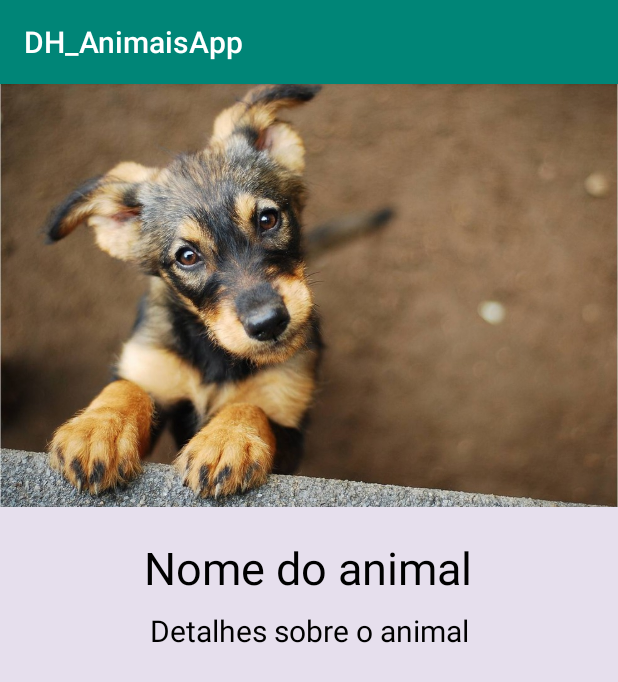
After one commit to cecisousa/DH_AnimaisApp, an Android app: the DetalheAnimalActivity screen opened directly, with no data from a screen before it, on a phone screen of 412 x 824 dp. The commit adds this screen. Shown: the top 682 px of the screen. Run offline under Robolectric (Android 15) with nearby library versions, the phone set to English and light mode, and no system bars.

Commit message:
cria páginas individuais para cada animal da lista

```diff
--- a/app/src/main/AndroidManifest.xml
+++ b/app/src/main/AndroidManifest.xml
@@ -9,7 +9,8 @@
         android:roundIcon="@mipmap/ic_launcher_round"
         android:supportsRtl="true"
         android:theme="@style/AppTheme">
-        <activity android:name=".MainActivity">
+        <activity android:name=".view.DetalheAnimalActivity"></activity>
+        <activity android:name=".view.MainActivity">
             <intent-filter>
                 <action android:name="android.intent.action.MAIN" />
 
--- /dev/null
+++ b/app/src/main/java/br/com/digitalhouse/dh_animaisapp/view/DetalheAnimalActivity.java
@@ -0,0 +1,43 @@
+package br.com.digitalhouse.dh_animaisapp.view;
+
+import android.graphics.drawable.Drawable;
+import android.support.v7.app.AppCompatActivity;
+import android.os.Bundle;
+import android.widget.ImageView;
+import android.widget.TextView;
+
+import br.com.digitalhouse.dh_animaisapp.R;
+import br.com.digitalhouse.dh_animaisapp.model.Animais;
+
+import static br.com.digitalhouse.dh_animaisapp.view.MainActivity.ANIMAL_KEY;
+
+public class DetalheAnimalActivity extends AppCompatActivity {
+    private ImageView imagemAnimal;
+    private TextView tipoAnimal;
+    private TextView sobreAnimal;
+
+    @Override
+    protected void onCreate(Bundle savedInstanceState) {
+        super.onCreate(savedInstanceState);
+        setContentView(R.layout.activity_detalhe_animal);
+
+        initViews();
+
+        if (getIntent() != null && getIntent().getExtras() != null){
+            Animais animal = getIntent().getExtras().getParcelable(ANIMAL_KEY);
+
+            Drawable drawable = getResources().getDrawable(animal.getImagem());
+            imagemAnimal.setImageDrawable((drawable));
+            tipoAnimal.setText(animal.getNome());
+            sobreAnimal.setText("Este animal é um " + animal.getNome());
+        }
+
+
+    }
+
+    public void initViews(){
+        imagemAnimal = findViewById(R.id.imagemAnimal);
+        tipoAnimal = findViewById(R.id.tipoAnimal);
+        sobreAnimal = findViewById(R.id.sobreAnimal);
+    }
+}
--- /dev/null
+++ b/app/src/main/res/layout/activity_detalhe_animal.xml
@@ -0,0 +1,58 @@
+<?xml version="1.0" encoding="utf-8"?>
+<android.support.constraint.ConstraintLayout xmlns:android="http://schemas.android.com/apk/res/android"
+    xmlns:app="http://schemas.android.com/apk/res-auto"
+    xmlns:tools="http://schemas.android.com/tools"
+    android:layout_width="match_parent"
+    android:layout_height="match_parent"
+    android:background="@color/colorBG"
+    tools:context=".view.DetalheAnimalActivity">
+
+    <ImageView
+        android:id="@+id/imagemAnimal"
+        android:layout_width="match_parent"
+        android:layout_height="282dp"
+        android:layout_marginBottom="432dp"
+        android:scaleType="centerCrop"
+        app:layout_constraintBottom_toBottomOf="parent"
+        app:layout_constraintEnd_toEndOf="parent"
+        app:layout_constraintHorizontal_bias="0.0"
+        app:layout_constraintStart_toStartOf="parent"
+        app:layout_constraintTop_toTopOf="parent"
+        app:layout_constraintVertical_bias="0.0"
+        app:srcCompat="@drawable/cachorro" />
+
+    <TextView
+        android:id="@+id/tipoAnimal"
+        android:layout_width="wrap_content"
+        android:layout_height="wrap_content"
+        android:layout_marginStart="8dp"
+        android:layout_marginLeft="8dp"
+        android:layout_marginTop="20dp"
+        android:layout_marginEnd="8dp"
+        android:layout_marginRight="8dp"
+        android:text="Nome do animal"
+        android:textSize="30sp"
+        android:textColor="@color/colorBlack"
+        android:textAlignment="center"
+        app:layout_constraintEnd_toEndOf="parent"
+        app:layout_constraintHorizontal_bias="0.498"
+        app:layout_constraintStart_toStartOf="parent"
+        app:layout_constraintTop_toBottomOf="@+id/imagemAnimal" />
+
+    <TextView
+        android:id="@+id/sobreAnimal"
+        android:layout_width="wrap_content"
+        android:layout_height="wrap_content"
+        android:layout_marginStart="8dp"
+        android:layout_marginLeft="8dp"
+        android:layout_marginTop="8dp"
+        android:layout_marginEnd="8dp"
+        android:layout_marginRight="8dp"
+        android:textSize="20sp"
+        android:textColor="@color/colorBlack"
+        android:text="Detalhes sobre o animal"
+        android:textAlignment="center"
+        app:layout_constraintEnd_toEndOf="parent"
+        app:layout_constraintStart_toStartOf="parent"
+        app:layout_constraintTop_toBottomOf="@+id/tipoAnimal" />; />
+</android.support.constraint.ConstraintLayout>
--- a/app/src/main/res/layout/activity_main.xml
+++ b/app/src/main/res/layout/activity_main.xml
@@ -5,7 +5,7 @@
     xmlns:app="http://schemas.android.com/apk/res-auto"
     android:layout_width="match_parent"
     android:layout_height="match_parent"
-    tools:context=".MainActivity">
+    tools:context=".view.MainActivity">
 
     <android.support.v7.widget.RecyclerView
         android:id="@+id/recyclerViewAnimais"
--- a/app/src/main/res/layout/item_recyclerview.xml
+++ b/app/src/main/res/layout/item_recyclerview.xml
@@ -4,6 +4,7 @@
         xmlns:tools="http://schemas.android.com/tools"
         android:layout_width="match_parent"
         android:layout_height="wrap_content"
+    android:backgroundTint="@color/colorBG"
         android:layout_margin="8dp"
         android:orientation="vertical">
 
@@ -36,6 +37,7 @@
                 android:layout_marginRight="16dp"
                 android:text="Nome do animal"
                 android:textSize="20sp"
+                android:textColor="@color/colorBlack"
                 app:layout_constraintEnd_toEndOf="parent"
                 app:layout_constraintHorizontal_bias="1.0"
                 app:layout_constraintStart_toEndOf="@+id/imageView"
--- a/app/src/main/res/values/colors.xml
+++ b/app/src/main/res/values/colors.xml
@@ -3,4 +3,6 @@
     <color name="colorPrimary">#008577</color>
     <color name="colorPrimaryDark">#00574B</color>
     <color name="colorAccent">#D81B60</color>
+    <color name="colorBG">#e6dfed</color>
+    <color name="colorBlack">#000000</color>
 </resources>
```
Also changed, not shown: app/src/main/java/br/com/digitalhouse/dh_animaisapp/adapter/AnimaisAdapter.java (+14 -4 lines), app/src/main/java/br/com/digitalhouse/dh_animaisapp/interfaces/RecyclerViewOnClick.java (added, +8 -0 lines), app/src/main/java/br/com/digitalhouse/dh_animaisapp/model/Animais.java (+35 -1 lines), app/src/main/java/br/com/digitalhouse/dh_animaisapp/view/MainActivity.java (renamed from app/src/main/java/br/com/digitalhouse/dh_animaisapp/MainActivity.java, +16 -3 lines).
